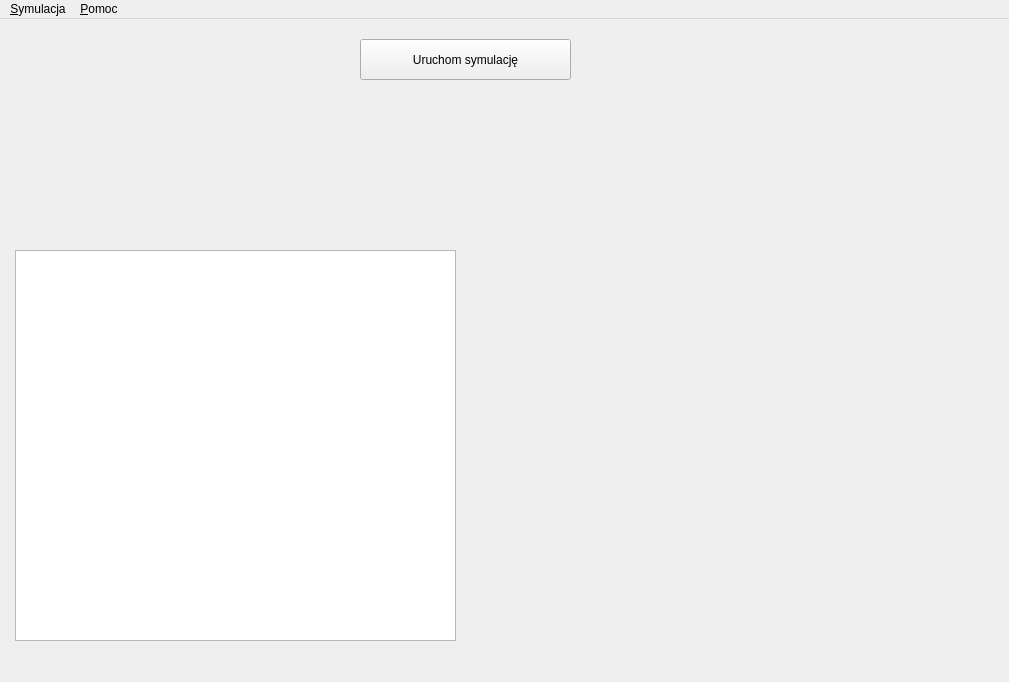
Old version of the form gui/mainwindow.ui in the repository jpyszko/slimax.
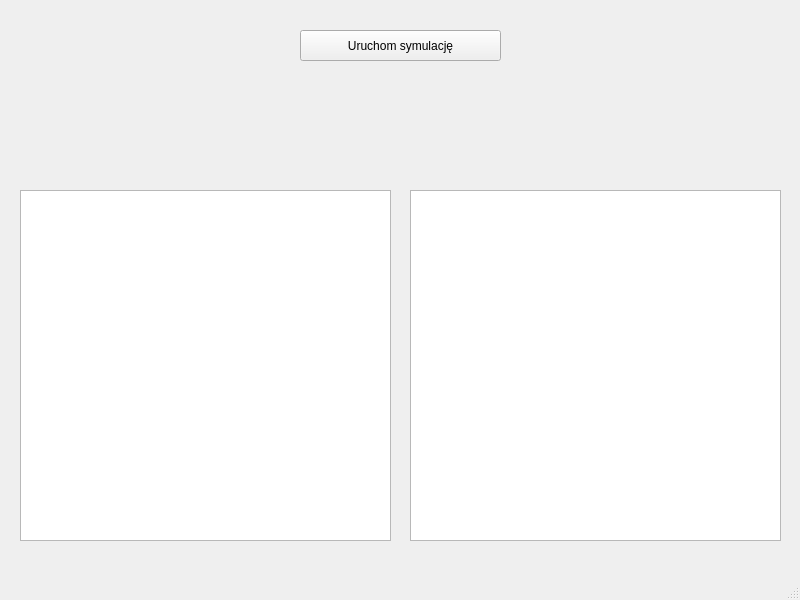
New version of the form.

What changed in the file:
```diff
--- a/gui/mainwindow.ui
+++ b/gui/mainwindow.ui
@@ -6,91 +6,59 @@
    <rect>
     <x>0</x>
     <y>0</y>
-    <width>1009</width>
-    <height>682</height>
+    <width>800</width>
+    <height>600</height>
    </rect>
   </property>
   <property name="windowTitle">
    <string>MainWindow</string>
   </property>
   <widget class="QWidget" name="centralwidget">
-   <widget class="QTableView" name="snailsTable">
+   <widget class="QPushButton" name="runSimulation">
     <property name="geometry">
      <rect>
-      <x>15</x>
-      <y>231</y>
-      <width>441</width>
-      <height>391</height>
-     </rect>
-    </property>
-   </widget>
-   <widget class="QPushButton" name="runButton">
-    <property name="geometry">
-     <rect>
-      <x>360</x>
-      <y>20</y>
-      <width>211</width>
-      <height>41</height>
+      <x>300</x>
+      <y>30</y>
+      <width>201</width>
+      <height>31</height>
      </rect>
     </property>
     <property name="text">
      <string>Uruchom symulację</string>
     </property>
    </widget>
+   <widget class="QTableWidget" name="snailsTable">
+    <property name="geometry">
+     <rect>
+      <x>20</x>
+      <y>190</y>
+      <width>371</width>
+      <height>351</height>
+     </rect>
+    </property>
+   </widget>
+   <widget class="QTableWidget" name="plantsTable">
+    <property name="geometry">
+     <rect>
+      <x>410</x>
+      <y>190</y>
+      <width>371</width>
+      <height>351</height>
+     </rect>
+    </property>
+   </widget>
   </widget>
   <widget class="QMenuBar" name="menuBar">
    <property name="geometry">
     <rect>
      <x>0</x>
      <y>0</y>
-     <width>1009</width>
+     <width>800</width>
      <height>22</height>
     </rect>
    </property>
-   <widget class="QMenu" name="menu_Symulacja">
-    <property name="title">
-     <string>&amp;Symulacja</string>
-    </property>
-    <addaction name="action_Nowa"/>
-    <addaction name="separator"/>
-    <addaction name="actionZapisz"/>
-    <addaction name="action_Otworz"/>
-   </widget>
-   <widget class="QMenu" name="menu_Pomoc">
-    <property name="title">
-     <string>&amp;Pomoc</string>
-    </property>
-    <addaction name="action_Instrukcja"/>
-    <addaction name="action_O_programie"/>
-   </widget>
-   <addaction name="menu_Symulacja"/>
-   <addaction name="menu_Pomoc"/>
   </widget>
-  <action name="action_Nowa">
-   <property name="text">
-    <string>&amp;Nowa</string>
-   </property>
-  </action>
-  <action name="actionZapisz">
-   <property name="text">
-    <string>&amp;Zapisz</string>
-   </property>
-  </action>
-  <action name="action_Otworz">
-   <property name="text">
-    <string>&amp;Otworz</string>
-   </property>
-  </action>
-  <action name="action_Instrukcja">
-   <property name="text">
-    <string>&amp;Instrukcja</string>
-   </property>
-  </action>
-  <action name="action_O_programie">
-   <property name="text">
-    <string>&amp;O programie</string>
-   </property>
-  </action>
+  <widget class="QStatusBar" name="statusbar"/>
  </widget>
  <resources/>
  <connections/>
```
Left out of the diff: 2 changed lines with no effect on the pictures.
